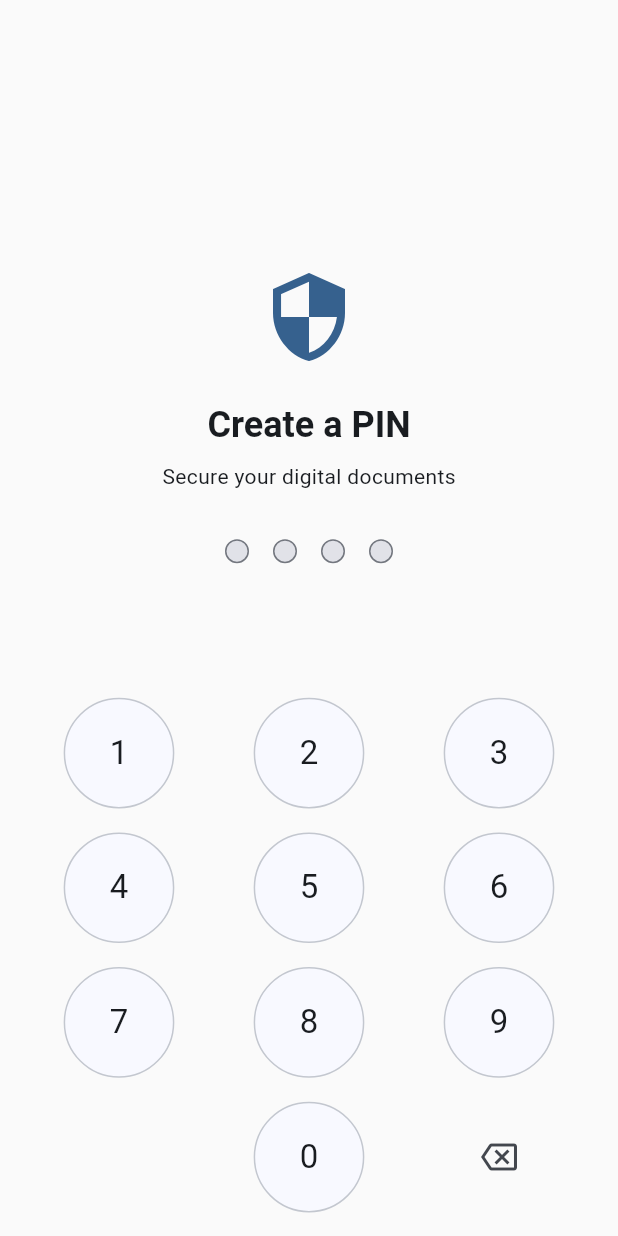
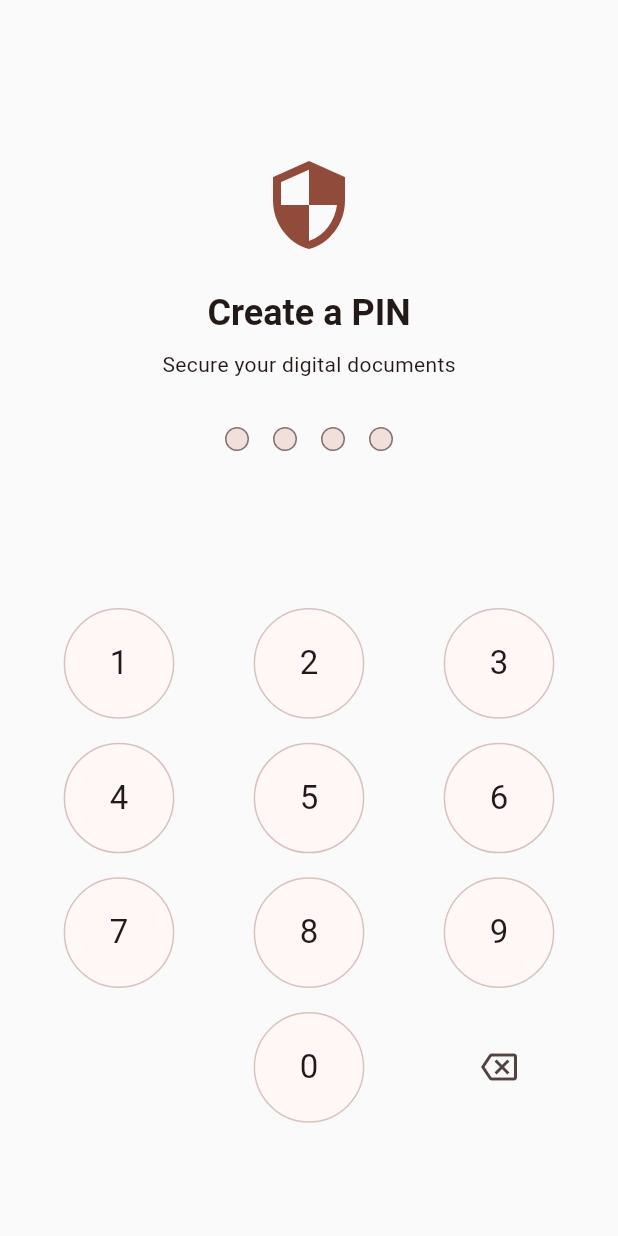
Before and after one commit to tasklineby/certify-mobile, a Flutter app: the screen it shows after launch, on a phone screen of 412 x 824 dp. Run offline on Flutter 3.47's test engine with Material 3 defaults, Android fonts, the phone set to English and light mode, and no system bars; our stand-ins replace flutter_secure_storage, get_it, go_router, injectable, local_auth.

Commit message:
feat: update theme seed color and adjust login screen spacing

```diff
--- a/lib/core/theme/app_theme.dart
+++ b/lib/core/theme/app_theme.dart
@@ -13,7 +13,7 @@ class AppTheme {
     useMaterial3: true,
     brightness: Brightness.light,
     colorScheme: ColorScheme.fromSeed(
-      seedColor: Colors.blue, // Professional primary color
+      seedColor: Color(0xFFf63b05), // Professional primary color
       brightness: Brightness.light,
     ),
     scaffoldBackgroundColor: Colors.grey.shade50,
@@ -32,7 +32,7 @@ class AppTheme {
     useMaterial3: true,
     brightness: Brightness.dark,
     colorScheme: ColorScheme.fromSeed(
-      seedColor: Colors.blue,
+      seedColor: Color(0xFFf63b05),
       brightness: Brightness.dark,
     ),
     scaffoldBackgroundColor: const Color(0xFF121212),
--- a/lib/features/auth/presentation/screens/login_screen.dart
+++ b/lib/features/auth/presentation/screens/login_screen.dart
@@ -38,7 +38,7 @@ class _LoginScreenState extends State<LoginScreen> {
           child: Column(
             mainAxisAlignment: MainAxisAlignment.center,
             children: [
-              const Spacer(flex: 2),
+              const Spacer(),
               Icon(
                 Icons.security,
                 size: 64,
@@ -90,7 +90,7 @@ class _LoginScreenState extends State<LoginScreen> {
                 }),
               ),
 
-              const Spacer(),
+              const Spacer(flex: 1),
 
               // Numpad
               Expanded(
```
